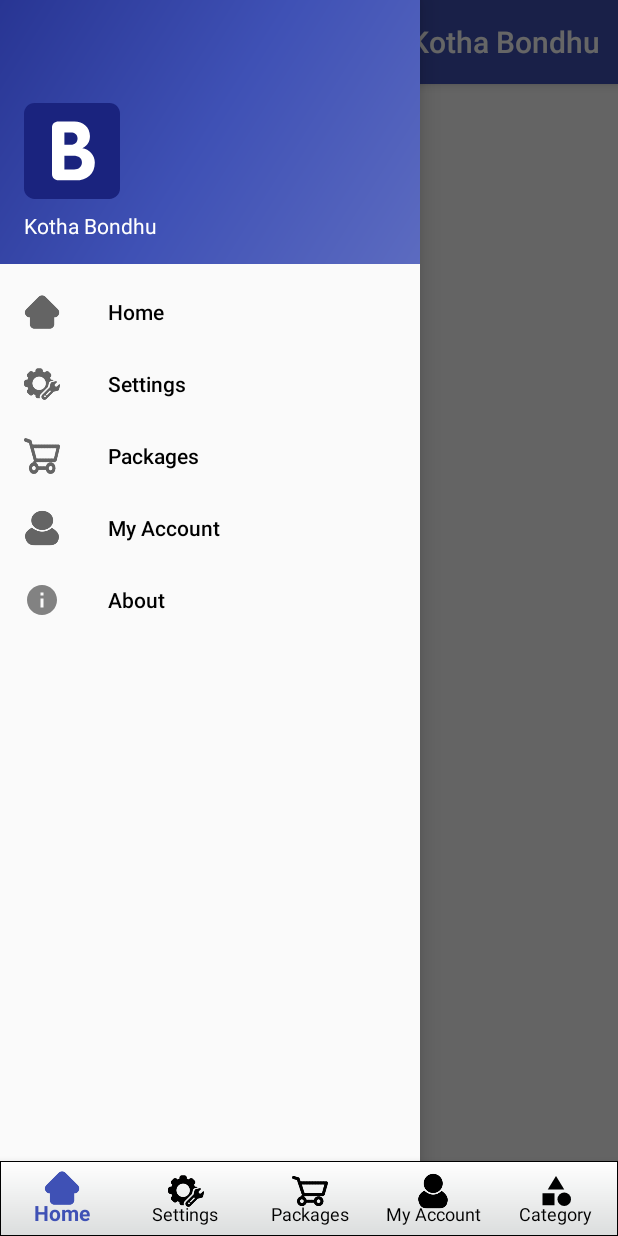
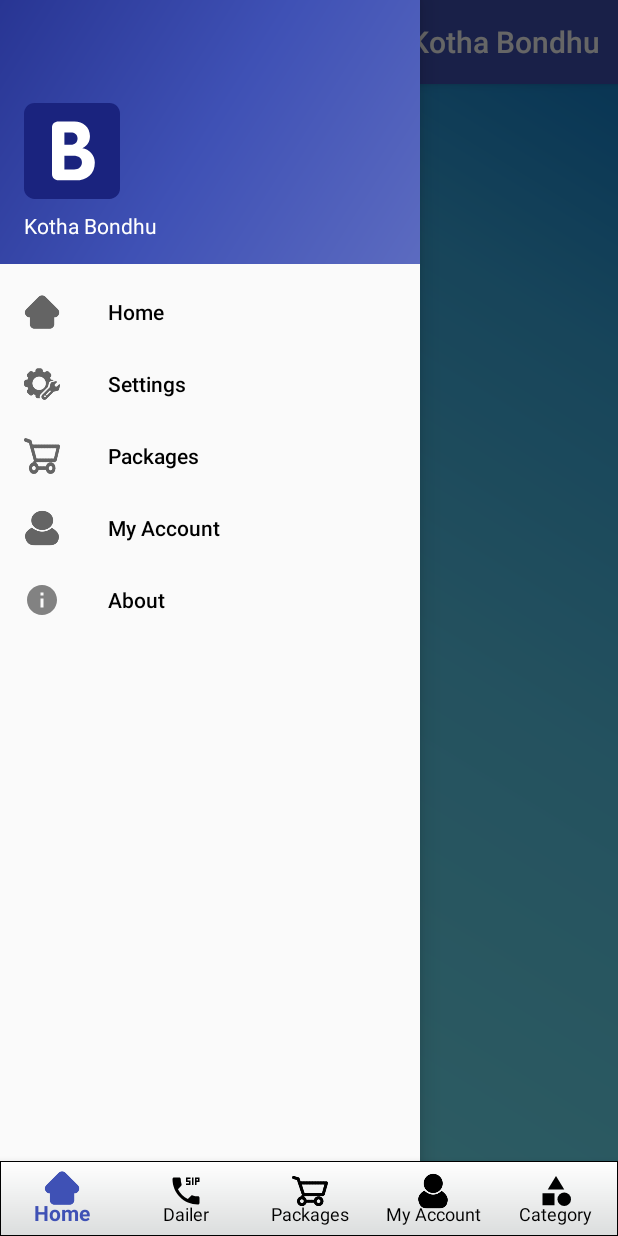
Before and after one commit to Tanvir33018/officeKothaBondhu, an Android app: the HomeTabActivity screen opened directly, with no data from a screen before it, after a tap on "Open navigation drawer", on a phone screen of 412 x 824 dp. Run offline under Robolectric (Android 15) with nearby library versions, the phone set to English and light mode, and no system bars; libraries missing offline, so code that uses them is left out: com.sinch.android; 1 statement that could not run was skipped.

Commit message:
Home Button Cheanged

```diff
--- a/app/src/main/java/net/islbd/kothabondhu/ui/activity/HomeTabActivity.java
+++ b/app/src/main/java/net/islbd/kothabondhu/ui/activity/HomeTabActivity.java
@@ -12,6 +12,7 @@
 import com.google.android.gms.auth.api.signin.GoogleSignIn;
 import com.google.android.gms.auth.api.signin.GoogleSignInAccount;
 import com.google.android.material.bottomnavigation.BottomNavigationView;
+import com.google.android.material.floatingactionbutton.FloatingActionButton;
 import com.google.android.material.navigation.NavigationView;
 
 import androidx.fragment.app.Fragment;
@@ -31,6 +32,8 @@
 import net.islbd.kothabondhu.R;
 import net.islbd.kothabondhu.document.DocumentActivity;
 import net.islbd.kothabondhu.document.DocumentAdapter;
+import net.islbd.kothabondhu.document.docfragment.SelectedFragment;
+import net.islbd.kothabondhu.document.docfragment.SelectionFragment;
 import net.islbd.kothabondhu.event.IPackageSelectListener;
 import net.islbd.kothabondhu.model.pojo.MyDuration;
 import net.islbd.kothabondhu.model.pojo.PackageStatusInfo;
@@ -48,27 +51,41 @@
 import retrofit2.Callback;
 import retrofit2.Response;
 
+
+
+
 public class HomeTabActivity extends BaseActivity implements IPackageSelectListener, NavigationView.OnNavigationItemSelectedListener, BottomNavigationView.OnNavigationItemSelectedListener {
     //private HomeTabAdapter mSectionsPagerAdapter;
     //private ViewPager mViewPager;
     private Context context;
     private Toolbar toolbar;
     //private TabLayout tabLayout;
-    private SharedPreferences sharedPreferences;
+    private SharedPreferences
+            sharedPreferences;
     private retrofit2.Call<PackageStatusInfo> packageStatusInfoCall;
     private IApiInteractor apiInteractor;
     private BottomNavigationView bottomNavigationView;
     private MyDuration myDuration;
     private UserDuration userDuration;
+    public FloatingActionButton fab;
+
 
     @Override
     protected void onCreate(Bundle savedInstanceState) {
         super.onCreate(savedInstanceState);
         setContentView(R.layout.activity_home_tab);
+
+
         initializeWidgets();
         initializeData();
         eventListeners();
     }
+
+   /* private void open(){
+        intent = new Intent(this,DocumentActivity.class);
+        intent.putExtra("for_fab_button",2);
+        startActivity(intent);
+    }*/
 
     private void initializeWidgets() {
         toolbar = findViewById(R.id.toolbar);
@@ -115,8 +132,9 @@
         apiInteractor = appPresenter.getApiInterface();
     }
 
+
     private void eventListeners() {
-        //event listeners here
+
     }
 
     @Override
@@ -260,14 +278,22 @@
 
     @Override
     public boolean onNavigationItemSelected(@NonNull MenuItem item) {
+        Intent intent = null;
         int id = item.getItemId();
-        Fragment fragment = null;
-        Intent intent = null;
-        if (id == R.id.home || id == R.id.bottom_home) {
+        Fragment fragment = null ;
+
+        if( id == R.id.home || id == R.id.bottom_home){
             fragment = new AgentListFragment();
-        } else if (id == R.id.my_account || id == R.id.bottom_my_account) {
+        }else if (id == R.id.bottom_dailer) {
+            /*intent = new Intent(this, DocumentActivity.class);
+            intent.putExtra("from_home_tab_home", 2);*/
+           // DocumentActivity.loadData();
+            fragment = new SelectedFragment();
+
+
+        }else if (id == R.id.my_account || id == R.id.bottom_my_account) {
             intent = new Intent(this, MyAccountActivity.class);
-        } else if (id == R.id.settings || id == R.id.bottom_settings) {
+        } else if (id == R.id.settings ) {
             intent = new Intent(this, SettingsActivity.class);
         } else if (id == R.id.subscription_package || id == R.id.bottom_package) {
             intent = new Intent(this, PackagesActivity.class);
@@ -309,4 +335,6 @@
             packageStatusInfoCall.cancel();
         }
     }
+
+
 }
--- /dev/null
+++ b/app/src/main/res/drawable/home_fab_icon.xml
@@ -0,0 +1,10 @@
+<vector xmlns:android="http://schemas.android.com/apk/res/android"
+    android:width="24dp"
+    android:height="24dp"
+    android:viewportWidth="24"
+    android:viewportHeight="24"
+    android:tint="?attr/colorControlNormal">
+  <path
+      android:fillColor="@android:color/white"
+      android:pathData="M21.71,11.29l-9,-9c-0.39,-0.39 -1.02,-0.39 -1.41,0l-9,9c-0.39,0.39 -0.39,1.02 0,1.41l9,9c0.39,0.39 1.02,0.39 1.41,0l9,-9c0.39,-0.38 0.39,-1.01 0,-1.41zM14,14.5V12h-4v3H8v-4c0,-0.55 0.45,-1 1,-1h5V7.5l3.5,3.5 -3.5,3.5z"/>
+</vector>
--- /dev/null
+++ b/app/src/main/res/drawable/ic_dialer_list.xml
@@ -0,0 +1,10 @@
+<vector xmlns:android="http://schemas.android.com/apk/res/android"
+    android:width="24dp"
+    android:height="24dp"
+    android:viewportWidth="24"
+    android:viewportHeight="24"
+    android:tint="?attr/colorControlNormal">
+  <path
+      android:fillColor="@android:color/white"
+      android:pathData="M17,3h-1v5h1L17,3zM15,5h-2L13,4h2L15,3h-3v3h2v1h-2v1h3L15,5zM18,3v5h1L19,6h2L21,3h-3zM20,5h-1L19,4h1v1zM20,15.5c-1.25,0 -2.45,-0.2 -3.57,-0.57 -0.35,-0.11 -0.74,-0.03 -1.01,0.24l-2.2,2.2c-2.83,-1.44 -5.15,-3.75 -6.59,-6.59l2.2,-2.21c0.27,-0.26 0.35,-0.65 0.24,-1C8.7,6.45 8.5,5.25 8.5,4c0,-0.55 -0.45,-1 -1,-1L4,3c-0.55,0 -1,0.45 -1,1 0,9.39 7.61,17 17,17 0.55,0 1,-0.45 1,-1v-3.5c0,-0.55 -0.45,-1 -1,-1z"/>
+</vector>
--- a/app/src/main/res/layout/activity_home_tab.xml
+++ b/app/src/main/res/layout/activity_home_tab.xml
@@ -30,6 +30,18 @@
 
     </androidx.drawerlayout.widget.DrawerLayout>
 
+    <!--<com.google.android.material.floatingactionbutton.FloatingActionButton
+        android:id="@+id/fab_button"
+        android:layout_width="wrap_content"
+        android:layout_height="wrap_content"
+        android:layout_gravity="end|bottom"
+        android:src="@drawable/home_fab_icon"
+        android:contentDescription="@string/home_fab_button"
+        android:layout_above="@+id/bottomNavigationView"
+        android:layout_alignParentRight="true"
+        android:layout_alignParentEnd="true"
+        android:layout_margin="16dp" />-->
+
     <com.google.android.material.bottomnavigation.BottomNavigationView
         android:id="@+id/bottomNavigationView"
         android:layout_width="match_parent"
@@ -41,4 +53,6 @@
         app:labelVisibilityMode="labeled"
         app:menu="@menu/bottom_nav_menu" />
 
+
+
 </RelativeLayout>
--- a/app/src/main/res/menu/bottom_nav_menu.xml
+++ b/app/src/main/res/menu/bottom_nav_menu.xml
@@ -4,12 +4,19 @@
     <item
         android:title="@string/nav_item_home"
         android:icon="@drawable/home"
-        android:id="@+id/bottom_home"/>
+        android:id="@+id/bottom_dailer"/>
+
 
     <item
+        android:title = "@string/nav__item_dailer"
+        android:icon="@drawable/ic_dialer_list"
+        android:id="@+id/bottom_home"
+        />
+
+    <!--<item
         android:title="@string/nav_item_settings"
         android:icon="@drawable/setting"
-        android:id="@+id/bottom_settings"/>
+        android:id="@+id/bottom_settings"/>-->
 
     <item
         android:title="@string/nav_item_packages"
--- a/app/src/main/res/values/strings.xml
+++ b/app/src/main/res/values/strings.xml
@@ -93,4 +93,6 @@
     <string name="sagotom">কথাবন্ধুতে আপনাকে স্বাগতম</string>
     <string name="pochonder_nirbachon">পছন্দের বিষয় নির্বাচন করুন</string>
     <string name="dhonnobad">আমাদের সাথে যুক্ত হবার জন্য ধন্যবাদ। আমাদের সেবা সম্পর্কে জানতে আপনি “ঘুরে দেখুন” অপশন দেখতে পারেন। কথা বন্ধু হলো এটির ব্যবহারকারীদের জন্য একটি সহায়ক অ্যাপস। ব্যবহারকারীগন  এই অ্যাপস থেকে বিভিন্ন তথ্য পাবেন। এটি একটি ভয়েস ইন্টারেক্টিভ অ্যাপস। ব্যবহারকারীরা আমাদের অভিজ্ঞ টীম মেম্বার এর সাথে সরাসরি কথা বলে দ্রুত সেবা নিতে পারবেন।</string>
+    <string name="home_fab_button">Home</string>
+    <string name="nav__item_dailer">Dailer</string>
 </resources>
```
Also changed, not shown: app/src/main/java/net/islbd/kothabondhu/document/DocumentActivity.java (+45 -3 lines), app/src/main/java/net/islbd/kothabondhu/document/docfragment/SelectedFragment.java (+21 -1 lines), app/src/main/java/net/islbd/kothabondhu/document/docfragment/WelcomeFragment.java (+27 -1 lines), app/src/main/java/net/islbd/kothabondhu/ui/activity/PhoneVerifyActivity.java (+6 -1 lines).
